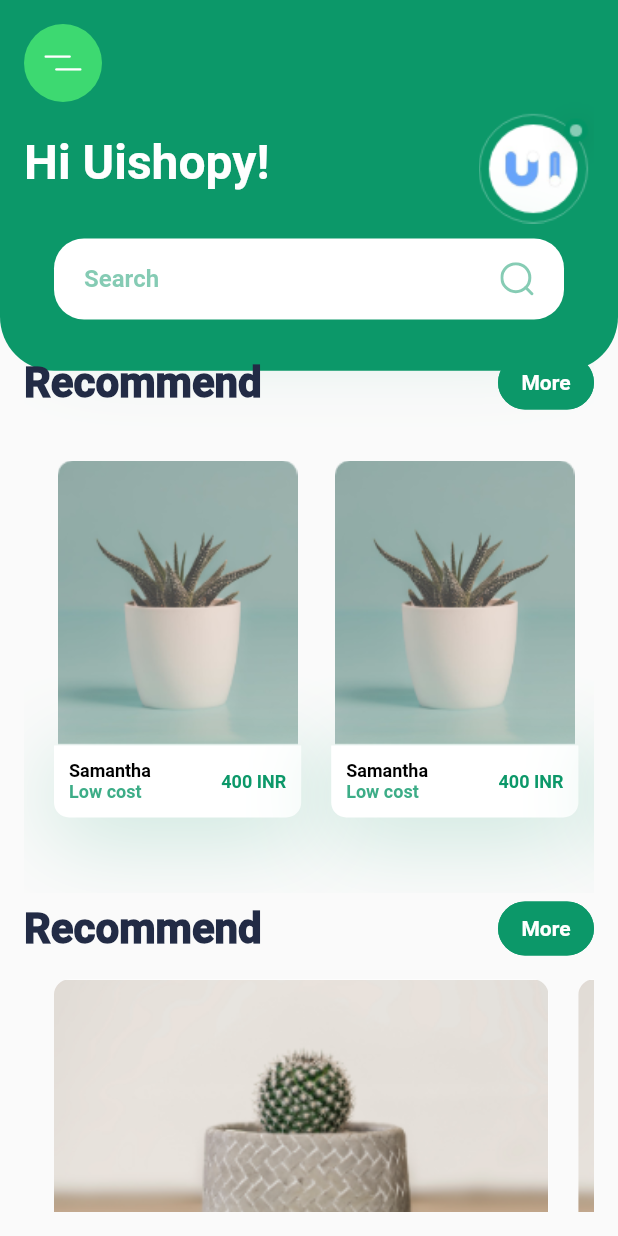
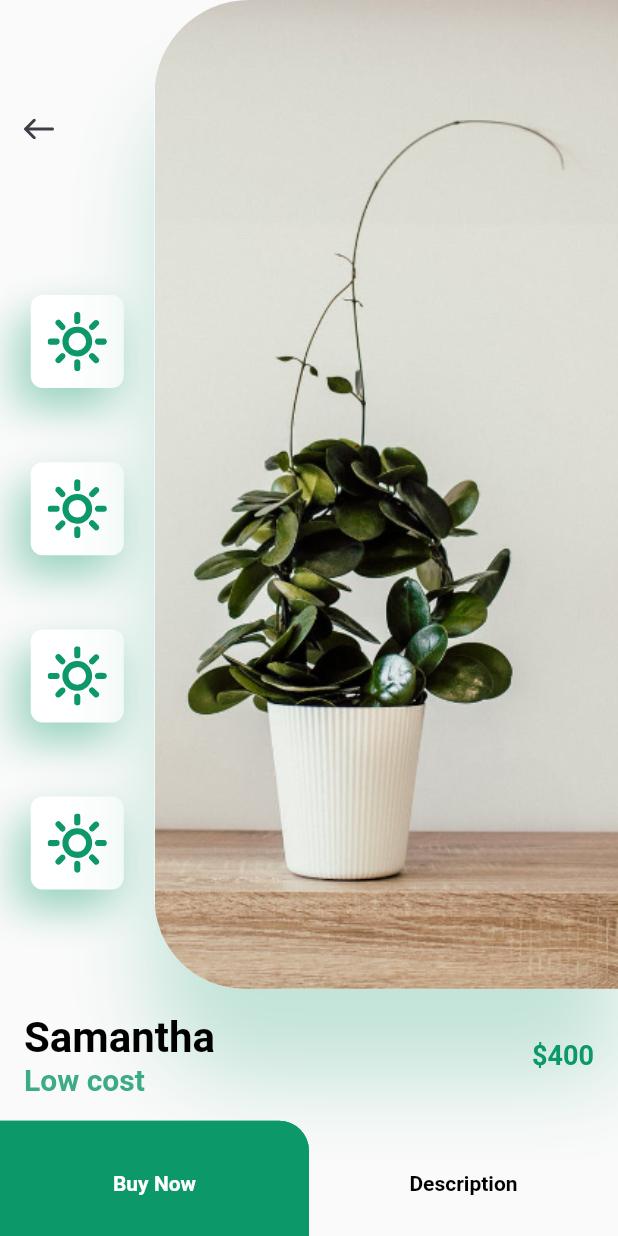
Before and after one commit to sathishkumar404/flutter-ui-design, a Flutter app: the screen it shows after launch, on a phone screen of 412 x 824 dp. Run offline on Flutter 3.47's test engine with Material 2 defaults, Android fonts, the phone set to English and light mode, and no system bars; our stand-ins replace flutter_bloc, flutter_native_splash, flutter_svg.

Commit message:
plant detail ui design

```diff
--- a/lib/main.dart
+++ b/lib/main.dart
@@ -9,6 +9,7 @@ import 'register.dart';
 import ' home.dart';
 import 'home-detail.dart';
 import 'plant-home.dart';
+import 'plant-detail.dart';
 
 void main() {
   WidgetsBinding widgetsBinding = WidgetsFlutterBinding.ensureInitialized();
@@ -25,7 +26,7 @@ class MyApp extends StatelessWidget {
     FlutterNativeSplash.remove();
     return MaterialApp(
       title: 'Flutter Demo1',
-      initialRoute: "plant-home",
+      initialRoute: "plant-detail",
       routes: {
         'profile':(context)=>Profile(),
         'login':(context)=>Login(),
@@ -33,6 +34,7 @@ class MyApp extends StatelessWidget {
          'home':(context)=>Home(),
          'home-detail':(context)=>HomeDetail(),
           'plant-home':(context)=>PlantHome(),
+           'plant-detail':(context)=>PlantDetail(),
       },
       theme: ThemeData(
         fontFamily: "Roboto",
--- /dev/null
+++ b/lib/plant-detail.dart
@@ -0,0 +1,203 @@
+import 'package:flutter/material.dart';
+import 'package:flutter_svg/svg.dart';
+import 'package:my_app/constants.dart';
+
+class PlantDetail extends StatelessWidget {
+const PlantDetail({ Key? key }) : super(key: key);
+
+  @override
+  Widget build(BuildContext context){
+    var size = MediaQuery.of(context).size;
+    return Scaffold(
+
+      body: SingleChildScrollView(
+        child: Column(
+          children: [
+            SizedBox(
+              height: size.height * 0.8,
+              child: Row(
+              children: <Widget>[
+
+                Expanded(child: Padding(
+                  padding: EdgeInsets.only(top:60),
+                  child: Column(
+                    children: <Widget>[
+                      Align(
+                        alignment: Alignment.topLeft,
+                        child: Container(
+                          alignment: Alignment.center,
+                          width: 52,
+                          height: 52,
+                          decoration: BoxDecoration(
+                              // color: Color.fromARGB(255, 61, 217, 113),
+                              // shape: BoxShape.circle
+                              ),
+                          child: SvgPicture.asset('assets/icons/back_arrow.svg'),
+                        ),
+                      ),
+                      SizedBox(width: 0.0, height: 60.0),
+                      IconCard(size: size),
+                       IconCard(size: size),
+                        IconCard(size: size),
+                         IconCard(size: size),
+
+
+
+
+                    ],
+                  ),
+                )),
+                Container(
+                 height: size.height * 0.8,
+                 width:size.width * 0.75,
+
+                  decoration: BoxDecoration(
+                     boxShadow: [
+                    BoxShadow(
+                      offset: Offset(0, 60),
+                      blurRadius: 50,
+                      color: kPrimaryColor.withOpacity(0.23),
+                    ),
+                  ],
+                    color: Colors.white,
+                    borderRadius: BorderRadius.only(
+                      topLeft: Radius.circular(63),
+                      bottomLeft: Radius.circular(60)
+                    ),
+
+                     image: DecorationImage(
+                      alignment: Alignment.centerLeft,
+                  fit: BoxFit.cover,
+                  image: AssetImage('assets/images/img.png'),
+                ),
+                  ),
+                ),
+
+
+
+              ],
+                    ),
+            ),
+             TitlePrice(),
+             Row(
+               children: [
+                 SizedBox(
+                   width: size.width / 2,
+                   height: 84,
+                   child:  TextButton(
+          style: ButtonStyle(
+                  foregroundColor: MaterialStateProperty.all<Color>(Colors.white),
+                  backgroundColor: MaterialStateProperty.all<Color>(kPrimaryColor),
+                  shape: MaterialStateProperty.all<RoundedRectangleBorder>(
+                      RoundedRectangleBorder(
+                          borderRadius: BorderRadius.only(
+                            topRight: Radius.circular(20)
+                          ),
+                          side: BorderSide(color: kPrimaryColor)))),
+          onPressed: () {},
+          child: Text(
+            "Buy Now",
+            style: TextStyle(color: Colors.white),
+          ),
+        ),
+                   ),
+                   Expanded(child: TextButton(
+
+          onPressed: () {},
+          child: Text(
+            "Description",
+            style:TextStyle(
+              color: Colors.black
+            )
+          ),
+        ),)
+               ],
+             ),
+              //  Expanded()
+
+
+            ]
+        ),
+      ),
+    );
+  }
+}
+
+class TitlePrice extends StatelessWidget {
+  const TitlePrice({
+    super.key,
+  });
+
+  @override
+  Widget build(BuildContext context) {
+    return Padding(
+      padding: const EdgeInsets.all(16.0),
+      child: Row(
+         mainAxisAlignment: MainAxisAlignment.spaceBetween,
+         children: <Widget>[
+           RichText(
+               text: TextSpan(children: [
+             TextSpan(
+                 text: "Samantha\n",
+                 style: TextStyle(
+                     fontSize: 28,
+                     fontWeight: FontWeight.w700,
+                     color: Colors.black)),
+             TextSpan(
+                 text: "Low cost",
+                 style: TextStyle(
+                   fontSize: 20,
+                   fontWeight: FontWeight.w400,
+                   color: kPrimaryColor.withOpacity(0.8),
+                 ))
+           ])),
+           Spacer(),
+           Text('\$400',
+               style: TextStyle(
+                   fontSize: 18,
+                   fontWeight: FontWeight.w700,
+                   color: kPrimaryColor)),
+         ],
+       ),
+    );
+  }
+}
+
+class IconCard extends StatelessWidget {
+  const IconCard({
+    super.key,
+    required this.size,
+  });
+
+  final Size size;
+
+  @override
+  Widget build(BuildContext context) {
+    return Container(
+      margin: EdgeInsets.symmetric(vertical: size.height *.03,),
+      padding: EdgeInsets.all(kDefaultPadding/2),
+        alignment: Alignment.center,
+        width: 62,
+        height:62,
+        decoration: BoxDecoration(
+          color: Colors.white,
+          borderRadius: BorderRadius.circular(8),
+           boxShadow: [
+        BoxShadow(
+          offset: Offset(0, 10),
+          blurRadius: 22,
+          color: kPrimaryColor.withOpacity(0.23),
+        ),
+         BoxShadow(
+          offset: Offset(-15, 15),
+          blurRadius: 22,
+          color: kPrimaryColor.withOpacity(0.23),
+        ),
+      ],
+            // color: Color.fromARGB(255, 61, 217, 113),
+            // shape: BoxShape.circle
+            ),
+        child: SvgPicture.asset('assets/icons/sun.svg'),
+      );
+  }
+}
```
